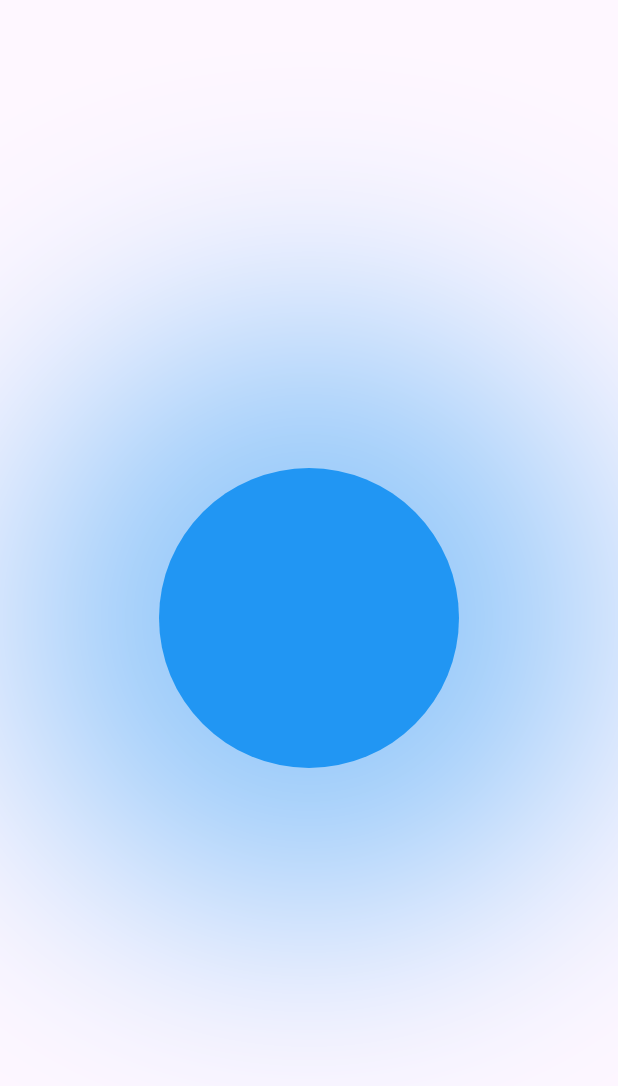
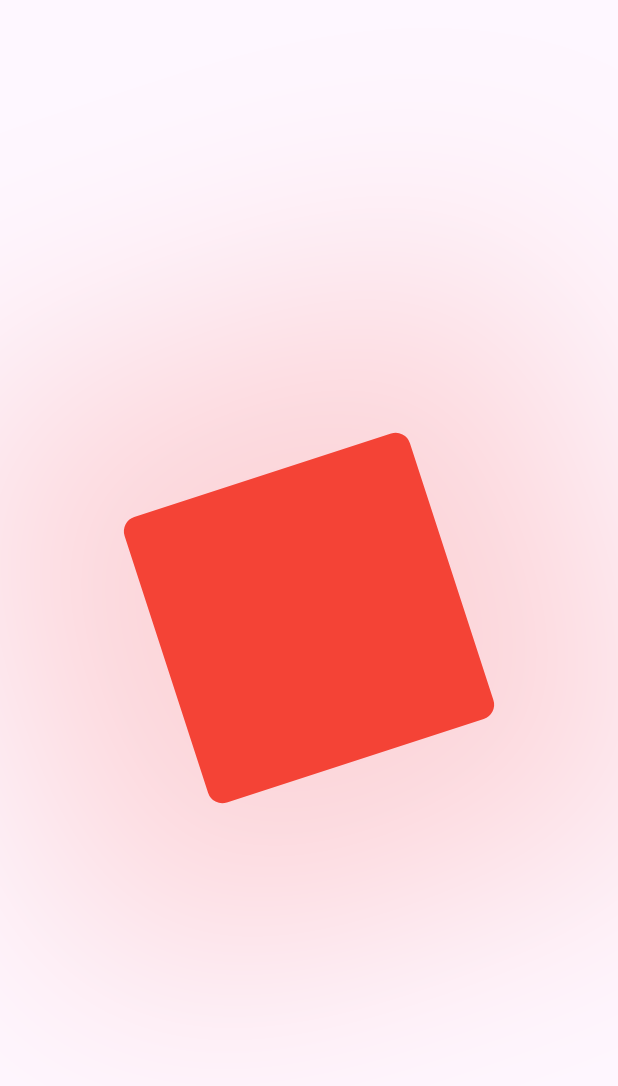
Before and after one commit to ChinmayMangela/flutteranimationpractice, a Flutter app: the screen it shows after launch, on a phone screen of 412 x 824 dp. Shown: the top 1086 px of the screen. Run offline on Flutter 3.47's test engine with Material 3 defaults, Android fonts, the phone set to English and light mode, and no system bars.

Commit message:
Card Rotation animation

```diff
--- /dev/null
+++ b/lib/implicit_animation_examples/card_rotation.dart
@@ -0,0 +1,76 @@
+import 'dart:math';
+
+import 'package:flutter/material.dart';
+
+class CardRotation extends StatefulWidget {
+  const CardRotation({super.key});
+
+  @override
+  State<CardRotation> createState() => _CardRotationState();
+}
+
+class _CardRotationState extends State<CardRotation>
+    with SingleTickerProviderStateMixin {
+  late AnimationController _animationController;
+  late Animation<double> _animation;
+
+  @override
+  void initState() {
+    super.initState();
+    // initialize animation controller
+    _animationController = AnimationController(
+      vsync: this,
+      duration: const Duration(milliseconds: 1500),
+    );
+
+    // initialize animation
+    _animation = Tween<double>(begin: 0, end: pi * 2).animate(_animationController);
+
+    // repeat the animation
+    _animationController.repeat();
+  }
+
+  @override
+  void dispose() {
+    super.dispose();
+    _animationController.dispose();
+  }
+
+  @override
+  Widget build(BuildContext context) {
+    return Scaffold(
+      body: Center(
+          child: AnimatedBuilder(
+              animation: _animation,
+              builder: (context, child) {
+                return Transform(
+                  alignment: Alignment.center,
+                  transform: Matrix4.identity()..rotateZ(_animation.value),
+                  child: const MyCard(),
+                );
+              })),
+    );
+  }
+}
+
+class MyCard extends StatelessWidget {
+  const MyCard({super.key});
+
+  @override
+  Widget build(BuildContext context) {
+    const color = Colors.red;
+    return Container(
+      height: 200,
+      width: 200,
+      decoration: BoxDecoration(
+          color: color,
+          borderRadius: BorderRadius.circular(10),
+          boxShadow: [
+            BoxShadow(
+                color: color.withOpacity(0.2),
+                blurRadius: 200,
+                spreadRadius: 100)
+          ]),
+    );
+  }
+}
--- a/lib/main.dart
+++ b/lib/main.dart
@@ -1,5 +1,5 @@
 import 'package:flutter/material.dart';
-import 'package:flutteranimationpractice/implicit_animation_examples/animated_circle.dart';
+import 'package:flutteranimationpractice/implicit_animation_examples/card_rotation.dart';
 
 void main() {
   runApp(const MyApp());
@@ -10,8 +10,8 @@ class MyApp extends StatelessWidget {
 
   @override
   Widget build(BuildContext context) {
-    return MaterialApp(
-      home: AnimatedCircle()
+    return const MaterialApp(
+      home: CardRotation()
     );
   }
 }
```
